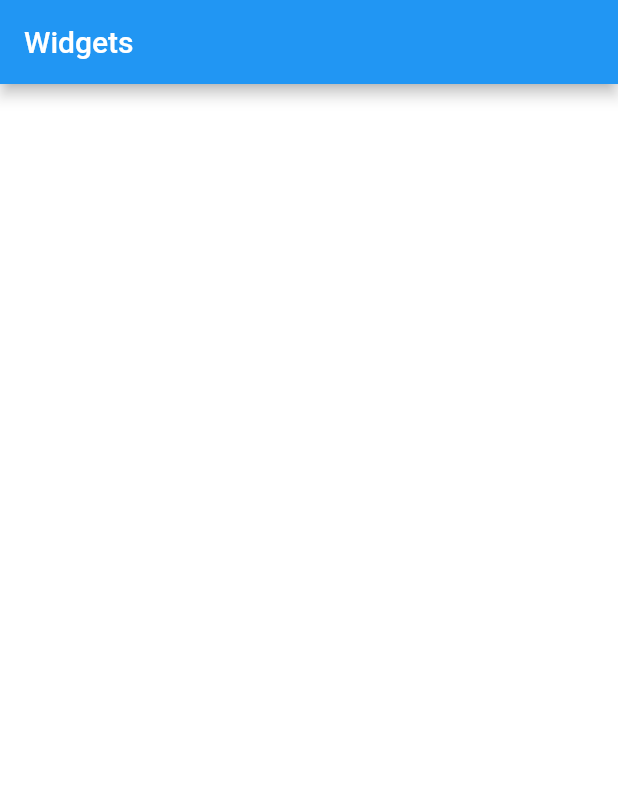
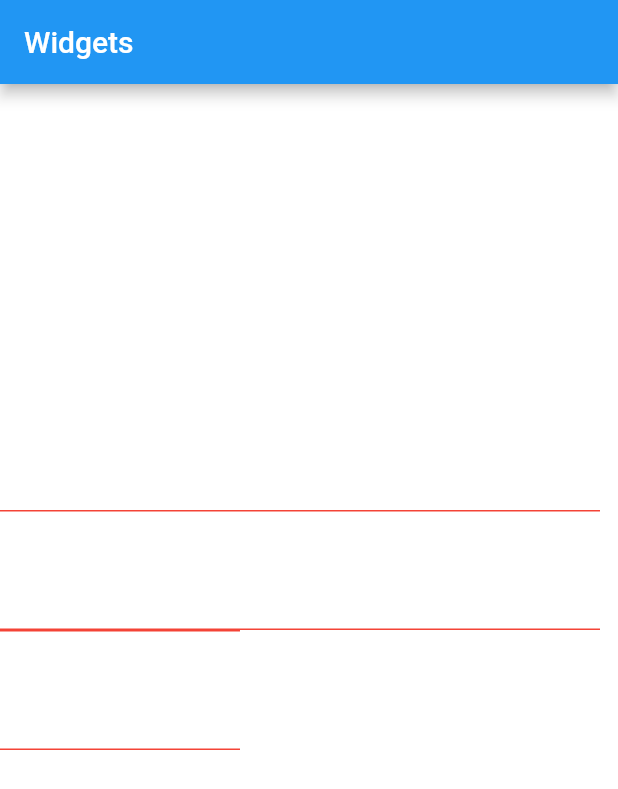
Before and after one commit to NewUnsigned/flutter_learn, a Flutter app: the screen it shows after launch, on a phone screen of 412 x 824 dp. Shown: the top 789 px of the screen. Run offline on Flutter 3.47's test engine with Material 2 defaults, Android fonts, the phone set to English and light mode, and no system bars; missing offline and left inert: random_color.

Commit message:
container`s decoration

```diff
--- a/flutter_learn/lib/modules/Layout.dart
+++ b/flutter_learn/lib/modules/Layout.dart
@@ -56,8 +56,12 @@ class _LayoutDemoState extends State<LayoutDemo> {
   List<Widget> childrens() {
     List<Widget> list = List();
 
+    var border = BorderSide(color: Colors.red, width: 1, style: BorderStyle.solid);
+
     for (var i = 0; i < 7; i++) {
-        list.add(Container(width: 80.0, height: 80.0, color: RandomColor().randomColor()));
+        list.add(Container(width: 80.0, height: 80.0,
+          decoration: BoxDecoration(color: RandomColor().randomColor(), border: Border(top: border, left: BorderSide.none, bottom: border, right: BorderSide.none))
+        ));
     }
     return list;
   }
```
